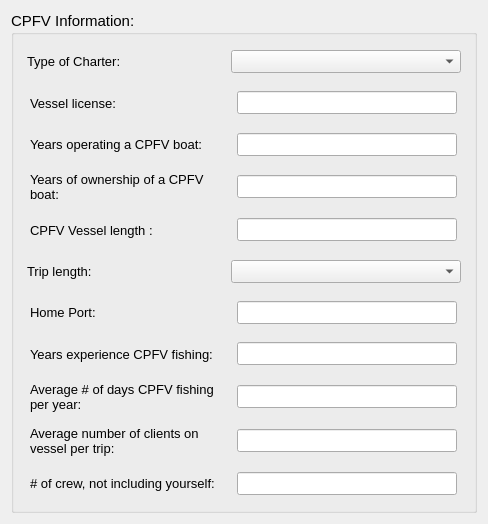
This is mlpa_scsr_rec_cpfv/Interview/rec_cpfv.ui in Ecotrust/openoceanmap-desktop as Qt 5 draws it before an edit. The edited form follows.
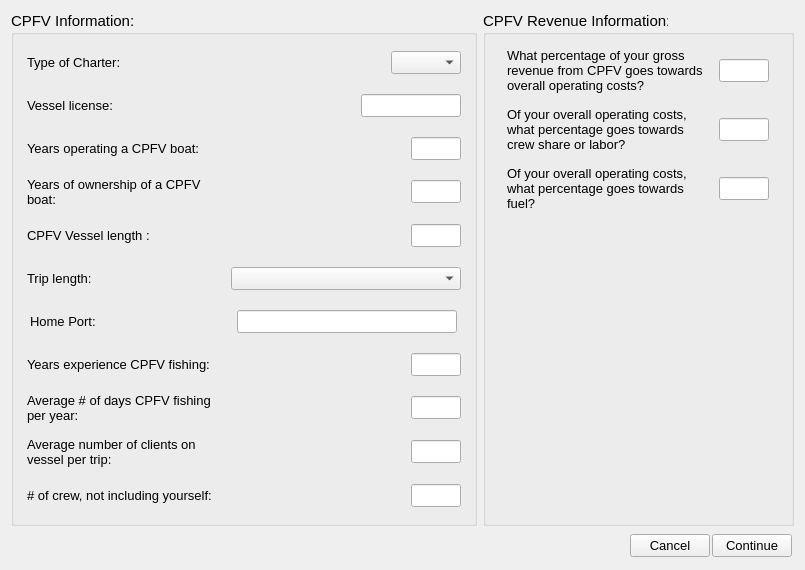
This is the edited form.

Commit message: update dialogs for cpfv, update shapefile write

Patch:
```diff
--- a/mlpa_scsr_rec_cpfv/Interview/rec_cpfv.ui
+++ b/mlpa_scsr_rec_cpfv/Interview/rec_cpfv.ui
@@ -5,8 +5,8 @@
    <rect>
     <x>0</x>
     <y>0</y>
-    <width>470</width>
-    <height>524</height>
+    <width>805</width>
+    <height>570</height>
    </rect>
   </property>
   <property name="windowTitle" >
@@ -14,6 +14,8 @@
   </property>
   <layout class="QVBoxLayout" >
    <item>
+    <layout class="QHBoxLayout" >
+     <item>
     <widget class="QGroupBox" name="vessel_info" >
      <property name="font" >
       <font>
@@ -74,6 +76,19 @@
            </property>
           </widget>
          </item>
+           <item>
+            <spacer>
+             <property name="orientation" >
+              <enum>Qt::Horizontal</enum>
+             </property>
+             <property name="sizeHint" >
+              <size>
+               <width>40</width>
+               <height>20</height>
+              </size>
+             </property>
+            </spacer>
+           </item>
          <item>
           <widget class="QComboBox" name="cpfv_type_combo" >
            <item>
@@ -147,19 +162,32 @@
           </widget>
          </item>
          <item>
-          <widget class="QLineEdit" name="cfpv_lic_line" >
+            <spacer>
+             <property name="orientation" >
+              <enum>Qt::Horizontal</enum>
+             </property>
+             <property name="sizeHint" >
+              <size>
+               <width>40</width>
+               <height>20</height>
+              </size>
+             </property>
+            </spacer>
+           </item>
+           <item>
+            <widget class="QLineEdit" name="cpfv_lic_line" >
            <property name="enabled" >
             <bool>true</bool>
            </property>
            <property name="minimumSize" >
             <size>
-             <width>200</width>
+               <width>100</width>
              <height>0</height>
             </size>
            </property>
            <property name="maximumSize" >
             <size>
-             <width>220</width>
+               <width>100</width>
              <height>16777215</height>
             </size>
            </property>
@@ -226,6 +254,19 @@
            </property>
           </widget>
          </item>
+           <item>
+            <spacer>
+             <property name="orientation" >
+              <enum>Qt::Horizontal</enum>
+             </property>
+             <property name="sizeHint" >
+              <size>
+               <width>40</width>
+               <height>20</height>
+              </size>
+             </property>
+            </spacer>
+           </item>
          <item>
           <widget class="QLineEdit" name="cpfv_yr_op_line" >
            <property name="enabled" >
@@ -233,13 +274,13 @@
            </property>
            <property name="minimumSize" >
             <size>
-             <width>100</width>
+               <width>50</width>
              <height>0</height>
             </size>
            </property>
            <property name="maximumSize" >
             <size>
-             <width>220</width>
+               <width>50</width>
              <height>16777215</height>
             </size>
            </property>
@@ -306,6 +347,19 @@
            </property>
           </widget>
          </item>
+           <item>
+            <spacer>
+             <property name="orientation" >
+              <enum>Qt::Horizontal</enum>
+             </property>
+             <property name="sizeHint" >
+              <size>
+               <width>40</width>
+               <height>20</height>
+              </size>
+             </property>
+            </spacer>
+           </item>
          <item>
           <widget class="QLineEdit" name="cpfv_yr_own_line" >
            <property name="enabled" >
@@ -313,13 +367,13 @@
            </property>
            <property name="minimumSize" >
             <size>
-             <width>100</width>
+               <width>50</width>
              <height>0</height>
             </size>
            </property>
            <property name="maximumSize" >
             <size>
-             <width>220</width>
+               <width>50</width>
              <height>16777215</height>
             </size>
            </property>
@@ -386,6 +440,19 @@
            </property>
           </widget>
          </item>
+           <item>
+            <spacer>
+             <property name="orientation" >
+              <enum>Qt::Horizontal</enum>
+             </property>
+             <property name="sizeHint" >
+              <size>
+               <width>40</width>
+               <height>20</height>
+              </size>
+             </property>
+            </spacer>
+           </item>
          <item>
           <widget class="QLineEdit" name="cpfv_len_line" >
            <property name="enabled" >
@@ -393,13 +460,13 @@
            </property>
            <property name="minimumSize" >
             <size>
-             <width>200</width>
+               <width>50</width>
              <height>0</height>
             </size>
            </property>
            <property name="maximumSize" >
             <size>
-             <width>220</width>
+               <width>50</width>
              <height>16777215</height>
             </size>
            </property>
@@ -623,6 +690,19 @@
            </property>
           </widget>
          </item>
+           <item>
+            <spacer>
+             <property name="orientation" >
+              <enum>Qt::Horizontal</enum>
+             </property>
+             <property name="sizeHint" >
+              <size>
+               <width>40</width>
+               <height>20</height>
+              </size>
+             </property>
+            </spacer>
+           </item>
          <item>
           <widget class="QLineEdit" name="cpfv_yr_exp_line" >
            <property name="enabled" >
@@ -630,13 +710,13 @@
            </property>
            <property name="minimumSize" >
             <size>
-             <width>100</width>
+               <width>50</width>
              <height>0</height>
             </size>
            </property>
            <property name="maximumSize" >
             <size>
-             <width>220</width>
+               <width>50</width>
              <height>16777215</height>
             </size>
            </property>
@@ -703,6 +783,19 @@
            </property>
           </widget>
          </item>
+           <item>
+            <spacer>
+             <property name="orientation" >
+              <enum>Qt::Horizontal</enum>
+             </property>
+             <property name="sizeHint" >
+              <size>
+               <width>40</width>
+               <height>20</height>
+              </size>
+             </property>
+            </spacer>
+           </item>
          <item>
           <widget class="QLineEdit" name="cpfv_num_days_line" >
            <property name="enabled" >
@@ -710,13 +803,13 @@
            </property>
            <property name="minimumSize" >
             <size>
-             <width>100</width>
+               <width>50</width>
              <height>0</height>
             </size>
            </property>
            <property name="maximumSize" >
             <size>
-             <width>220</width>
+               <width>50</width>
              <height>16777215</height>
             </size>
            </property>
@@ -783,6 +876,19 @@
            </property>
           </widget>
          </item>
+           <item>
+            <spacer>
+             <property name="orientation" >
+              <enum>Qt::Horizontal</enum>
+             </property>
+             <property name="sizeHint" >
+              <size>
+               <width>40</width>
+               <height>20</height>
+              </size>
+             </property>
+            </spacer>
+           </item>
          <item>
           <widget class="QLineEdit" name="cpfv_num_clients_line" >
            <property name="enabled" >
@@ -790,13 +896,13 @@
            </property>
            <property name="minimumSize" >
             <size>
-             <width>200</width>
+               <width>50</width>
              <height>0</height>
             </size>
            </property>
            <property name="maximumSize" >
             <size>
-             <width>220</width>
+               <width>50</width>
              <height>16777215</height>
             </size>
            </property>
@@ -863,6 +969,19 @@
            </property>
           </widget>
          </item>
+           <item>
+            <spacer>
+             <property name="orientation" >
+              <enum>Qt::Horizontal</enum>
+             </property>
+             <property name="sizeHint" >
+              <size>
+               <width>40</width>
+               <height>20</height>
+              </size>
+             </property>
+            </spacer>
+           </item>
          <item>
           <widget class="QLineEdit" name="cpfv_num_crew_line" >
            <property name="enabled" >
@@ -870,13 +989,77 @@
            </property>
            <property name="minimumSize" >
             <size>
+               <width>50</width>
+               <height>0</height>
+              </size>
+             </property>
+             <property name="maximumSize" >
+              <size>
+               <width>50</width>
+               <height>16777215</height>
+              </size>
+             </property>
+             <property name="font" >
+              <font>
+               <pointsize>10</pointsize>
+              </font>
+             </property>
+             <property name="text" >
+              <string/>
+             </property>
+            </widget>
+           </item>
+          </layout>
+         </widget>
+        </item>
+       </layout>
+      </widget>
+     </item>
+     <item>
+      <widget class="QGroupBox" name="vessel_info_2" >
+       <property name="font" >
+        <font>
+         <pointsize>11</pointsize>
+        </font>
+       </property>
+       <property name="title" >
+        <string>CPFV Revenue Information:</string>
+       </property>
+       <layout class="QVBoxLayout" >
+        <item>
+         <widget class="QWidget" native="1" name="home_port_23" >
+          <property name="font" >
+           <font>
+            <pointsize>10</pointsize>
+           </font>
+          </property>
+          <layout class="QHBoxLayout" >
+           <property name="spacing" >
+            <number>4</number>
+           </property>
+           <property name="leftMargin" >
+            <number>4</number>
+           </property>
+           <property name="topMargin" >
+            <number>4</number>
+           </property>
+           <property name="rightMargin" >
+            <number>4</number>
+           </property>
+           <property name="bottomMargin" >
+            <number>4</number>
+           </property>
+           <item>
+            <widget class="QLabel" name="landing_port_text_9" >
+             <property name="minimumSize" >
+              <size>
              <width>200</width>
              <height>0</height>
             </size>
            </property>
            <property name="maximumSize" >
             <size>
-             <width>220</width>
+               <width>200</width>
              <height>16777215</height>
             </size>
            </property>
@@ -886,11 +1069,274 @@
             </font>
            </property>
            <property name="text" >
+              <string>What percentage of your gross revenue from CPFV goes towards overall operating costs?</string>
+             </property>
+             <property name="wordWrap" >
+              <bool>true</bool>
+             </property>
+            </widget>
+           </item>
+           <item>
+            <widget class="QLineEdit" name="cpfv_operating_cost_line" >
+             <property name="enabled" >
+              <bool>true</bool>
+             </property>
+             <property name="minimumSize" >
+              <size>
+               <width>50</width>
+               <height>0</height>
+              </size>
+             </property>
+             <property name="maximumSize" >
+              <size>
+               <width>50</width>
+               <height>16777215</height>
+              </size>
+             </property>
+             <property name="font" >
+              <font>
+               <pointsize>10</pointsize>
+              </font>
+             </property>
+             <property name="text" >
             <string/>
            </property>
           </widget>
          </item>
         </layout>
+         </widget>
+        </item>
+        <item>
+         <widget class="QWidget" native="1" name="home_port_24" >
+          <property name="font" >
+           <font>
+            <pointsize>10</pointsize>
+           </font>
+          </property>
+          <layout class="QHBoxLayout" >
+           <property name="spacing" >
+            <number>4</number>
+           </property>
+           <property name="leftMargin" >
+            <number>4</number>
+           </property>
+           <property name="topMargin" >
+            <number>4</number>
+           </property>
+           <property name="rightMargin" >
+            <number>4</number>
+           </property>
+           <property name="bottomMargin" >
+            <number>4</number>
+           </property>
+           <item>
+            <widget class="QLabel" name="landing_port_text_10" >
+             <property name="minimumSize" >
+              <size>
+               <width>200</width>
+               <height>0</height>
+              </size>
+             </property>
+             <property name="maximumSize" >
+              <size>
+               <width>200</width>
+               <height>16777215</height>
+              </size>
+             </property>
+             <property name="font" >
+              <font>
+               <pointsize>10</pointsize>
+              </font>
+             </property>
+             <property name="text" >
+              <string>Of your overall operating costs, what percentage goes towards crew share or labor?</string>
+             </property>
+             <property name="wordWrap" >
+              <bool>true</bool>
+             </property>
+            </widget>
+           </item>
+           <item>
+            <widget class="QLineEdit" name="cpfv_labor_cost_line" >
+             <property name="enabled" >
+              <bool>true</bool>
+             </property>
+             <property name="minimumSize" >
+              <size>
+               <width>50</width>
+               <height>0</height>
+              </size>
+             </property>
+             <property name="maximumSize" >
+              <size>
+               <width>50</width>
+               <height>16777215</height>
+              </size>
+             </property>
+             <property name="font" >
+              <font>
+               <pointsize>10</pointsize>
+              </font>
+             </property>
+             <property name="text" >
+              <string/>
+             </property>
+            </widget>
+           </item>
+          </layout>
+         </widget>
+        </item>
+        <item>
+         <widget class="QWidget" native="1" name="home_port_25" >
+          <property name="font" >
+           <font>
+            <pointsize>10</pointsize>
+           </font>
+          </property>
+          <layout class="QHBoxLayout" >
+           <property name="spacing" >
+            <number>4</number>
+           </property>
+           <property name="leftMargin" >
+            <number>4</number>
+           </property>
+           <property name="topMargin" >
+            <number>4</number>
+           </property>
+           <property name="rightMargin" >
+            <number>4</number>
+           </property>
+           <property name="bottomMargin" >
+            <number>4</number>
+           </property>
+           <item>
+            <widget class="QLabel" name="landing_port_text_11" >
+             <property name="minimumSize" >
+              <size>
+               <width>200</width>
+               <height>0</height>
+              </size>
+             </property>
+             <property name="maximumSize" >
+              <size>
+               <width>200</width>
+               <height>16777215</height>
+              </size>
+             </property>
+             <property name="font" >
+              <font>
+               <pointsize>10</pointsize>
+              </font>
+             </property>
+             <property name="text" >
+              <string>Of your overall operating costs, what percentage goes towards fuel?</string>
+             </property>
+             <property name="wordWrap" >
+              <bool>true</bool>
+             </property>
+            </widget>
+           </item>
+           <item>
+            <widget class="QLineEdit" name="cpfv_fuel_cost_line" >
+             <property name="enabled" >
+              <bool>true</bool>
+             </property>
+             <property name="minimumSize" >
+              <size>
+               <width>50</width>
+               <height>0</height>
+              </size>
+             </property>
+             <property name="maximumSize" >
+              <size>
+               <width>50</width>
+               <height>16777215</height>
+              </size>
+             </property>
+             <property name="font" >
+              <font>
+               <pointsize>10</pointsize>
+              </font>
+             </property>
+             <property name="text" >
+              <string/>
+             </property>
+            </widget>
+           </item>
+          </layout>
+         </widget>
+        </item>
+        <item>
+         <spacer>
+          <property name="orientation" >
+           <enum>Qt::Vertical</enum>
+          </property>
+          <property name="sizeHint" >
+           <size>
+            <width>20</width>
+            <height>40</height>
+           </size>
+          </property>
+         </spacer>
+        </item>
+       </layout>
+      </widget>
+     </item>
+    </layout>
+   </item>
+   <item>
+    <widget class="QWidget" native="1" name="button_box" >
+     <layout class="QHBoxLayout" >
+      <property name="spacing" >
+       <number>2</number>
+      </property>
+      <property name="leftMargin" >
+       <number>2</number>
+      </property>
+      <property name="topMargin" >
+       <number>2</number>
+      </property>
+      <property name="rightMargin" >
+       <number>2</number>
+      </property>
+      <property name="bottomMargin" >
+       <number>2</number>
+      </property>
+      <item>
+       <spacer>
+        <property name="orientation" >
+         <enum>Qt::Horizontal</enum>
+        </property>
+        <property name="sizeHint" >
+         <size>
+          <width>40</width>
+          <height>20</height>
+         </size>
+        </property>
+       </spacer>
+      </item>
+      <item>
+       <widget class="QPushButton" name="pbnCancel" >
+        <property name="font" >
+         <font>
+          <pointsize>10</pointsize>
+         </font>
+        </property>
+        <property name="text" >
+         <string>Cancel</string>
+        </property>
+       </widget>
+      </item>
+      <item>
+       <widget class="QPushButton" name="pbnFinished" >
+        <property name="font" >
+         <font>
+          <pointsize>10</pointsize>
+         </font>
+        </property>
+        <property name="text" >
+         <string>Continue</string>
+        </property>
        </widget>
       </item>
      </layout>
```
Left out of the diff: 7 changed lines with no effect on the pictures. Lines whose indentation alone changed are shown as unchanged. The commit also changes 10 other files.
